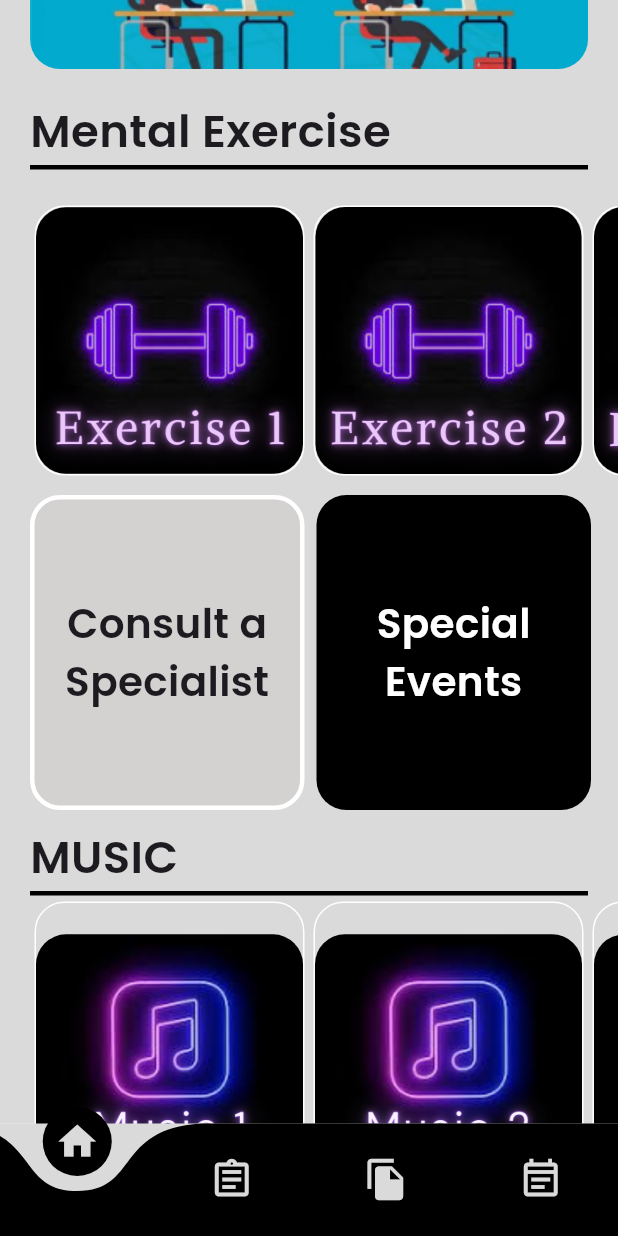
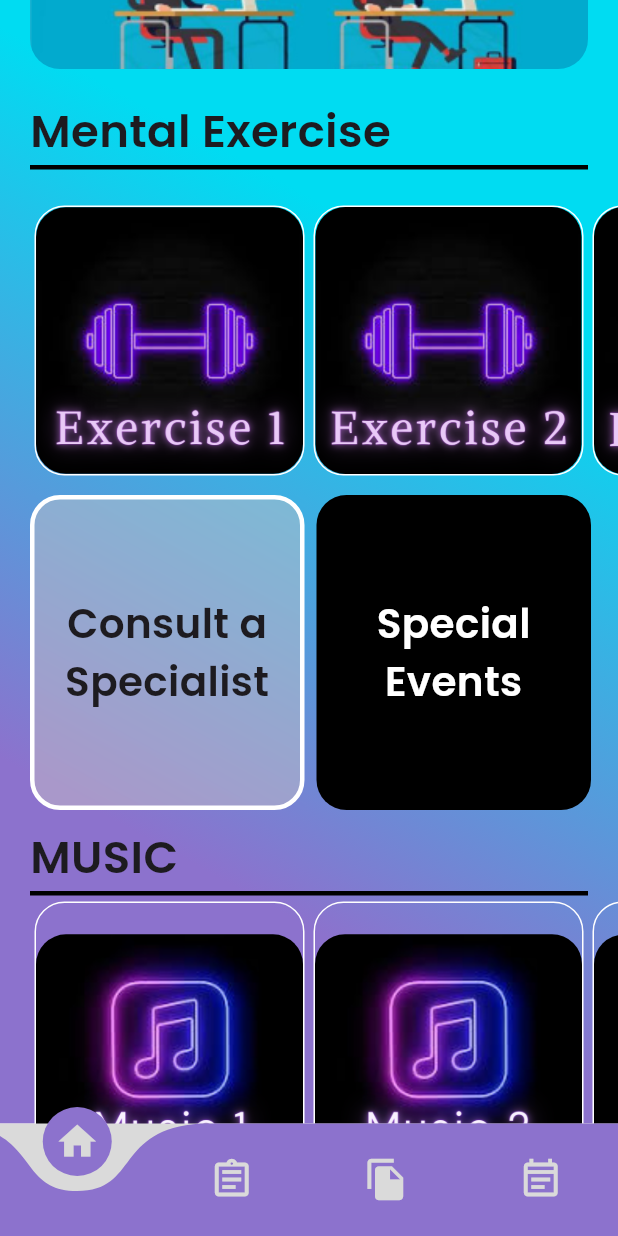
Before and after one commit to shoaib-inamdar/beyondpeaceapp, a Flutter app: the screen it shows once a user with an empty profile is signed in, scrolled down 576 dp, on a phone screen of 412 x 824 dp. Run offline on Flutter 3.47's test engine with Material 3 defaults, Android fonts, the phone set to English and light mode, and no system bars; drawn by our look-alikes of curved_navigation_bar; our stand-ins replace audio_video_progress_bar, audioplayers, carousel_slider, chewie, cloud_firestore, file_picker and 11 more; missing offline and left inert: easy_pdf_viewer, flutter_phone_direct_caller, vertical_card_pager; accounts and stored records are empty.

```diff
--- a/lib/components/doctorcontainer.dart
+++ b/lib/components/doctorcontainer.dart
@@ -8,7 +8,8 @@ class Doctorcom extends StatelessWidget {
   Doctorcom({required this.text});
 
   _launchURL() async {
-    final Uri url = Uri.parse('https://flutter.dev');
+    final Uri url =
+        Uri.parse('https://shoaib-inamdar.github.io/beyondPeace-website/');
     if (!await launchUrl(url)) {
       throw Exception('Could not launch $url');
     }
--- a/lib/pages/homepage.dart
+++ b/lib/pages/homepage.dart
@@ -88,6 +88,12 @@ class _HomepageState extends State<Homepage> {
       child: Scaffold(
         body: Container(
           decoration: BoxDecoration(
+            gradient: LinearGradient(
+              colors: [Color(0xff00dcf2), Color(0xff8c72cd)],
+              stops: [0.25, 0.75],
+              begin: Alignment.topRight,
+              end: Alignment.bottomLeft,
+            ),
             color: Color(0xffdadada),
           ),
           child: ListView(
@@ -98,7 +104,7 @@ class _HomepageState extends State<Homepage> {
               Container(
                 margin: EdgeInsets.only(top: 20),
                 decoration: BoxDecoration(
-                    color: Color(0xFFdadada),
+                    color: Color(0xff8c72cd),
                     boxShadow: [
                       BoxShadow(
                         color: Color(0x000000).withOpacity(1),
@@ -137,7 +143,12 @@ class _HomepageState extends State<Homepage> {
                         style: GoogleFonts.poppins(
                             fontSize: 20, fontWeight: FontWeight.w600),
                       ),
-                      GestureDetector(
+                      Container(
+                        padding: EdgeInsets.all(4),
+                        decoration: BoxDecoration(
+                            borderRadius: BorderRadius.circular(20),
+                            border: Border.all(color: Color(0xff000000))),
+                        child: GestureDetector(
                           onTap: () {
                             showModalBottomSheet(
                                 // showDragHandle: true,
@@ -180,9 +191,10 @@ class _HomepageState extends State<Homepage> {
                             decoration: BoxDecoration(
                                 borderRadius: BorderRadius.circular(20),
                                 image: new DecorationImage(
-                                  image:
-                                      AssetImage("assets/images/emergency.png"),
+                                    image: AssetImage(
+                                        "assets/images/emergency.png"),
                                     fit: BoxFit.contain)),
+                          ),
                         ),
                       ),
                     ],
@@ -367,7 +379,8 @@ class _HomepageState extends State<Homepage> {
                           const EdgeInsets.only(top: 10, left: 8, right: 8),
                       child: InkWell(
                         onTap: () {
-                          Navigator.pushNamed(context, Myroutes.nonameroute);
+                          Navigator.pushNamed(
+                              context, Myroutes.specialeventroute);
                         },
                         child: Container(
                           width: 183,
--- a/lib/pages/mainpage.dart
+++ b/lib/pages/mainpage.dart
@@ -6,6 +6,7 @@ import 'package:beyondpeace/pages/doctor.dart';
 import 'package:beyondpeace/pages/filestore.dart';
 import 'package:beyondpeace/pages/login_or_register.dart';
 import 'package:beyondpeace/pages/noname.dart';
+import 'package:beyondpeace/pages/specialevent.dart';
 import 'package:curved_navigation_bar/curved_navigation_bar.dart';
 import 'package:beyondpeace/pages/homepage.dart';
 // import 'package:beyondpeace/pages/login.dart';
@@ -30,7 +31,7 @@ class _MainpageState extends State<Mainpage> {
     });
   }
 
-  final _pages = [Homepage(), Doctorcall(), Filestorepage(), Nonamepage()];
+  final _pages = [Homepage(), Doctorcall(), Filestorepage(), Specialevent()];
   @override
   Widget build(BuildContext context) {
     return Scaffold(
@@ -39,7 +40,7 @@ class _MainpageState extends State<Mainpage> {
       body: _pages[_selectedindex],
       bottomNavigationBar: CurvedNavigationBar(
         // buttonBackgroundColor: Color(0xffffffff),
-        color: Color(0xff000000),
+        color: Color(0xff8c72cd),
         backgroundColor: Color(0xffdadada),
         items: [
           Icon(
```
Also changed, not shown: lib/components/specialcomponent.dart (+85 -2 lines), lib/pages/specialevent.dart (+43 -2 lines). Lines whose indentation alone changed are shown as unchanged.
